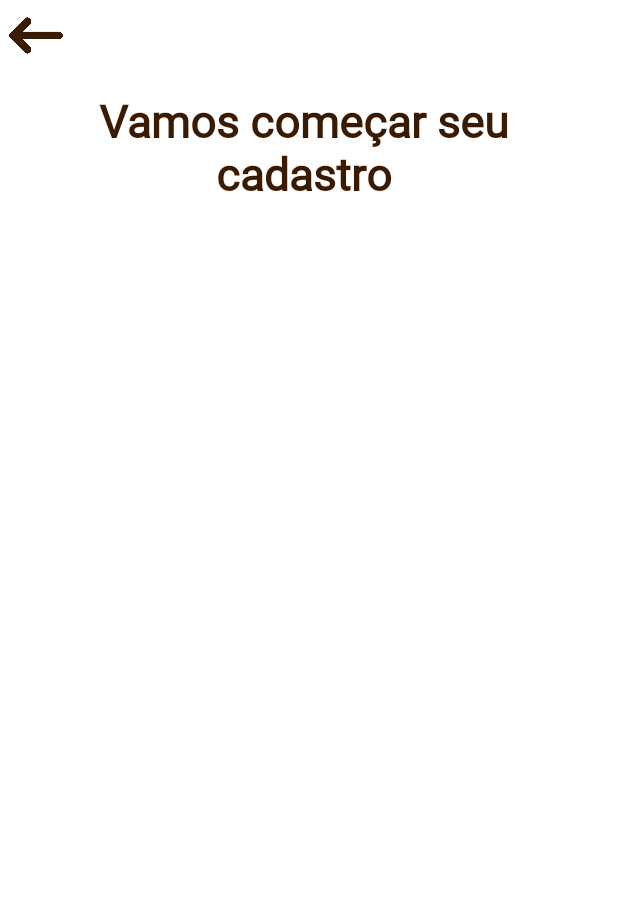
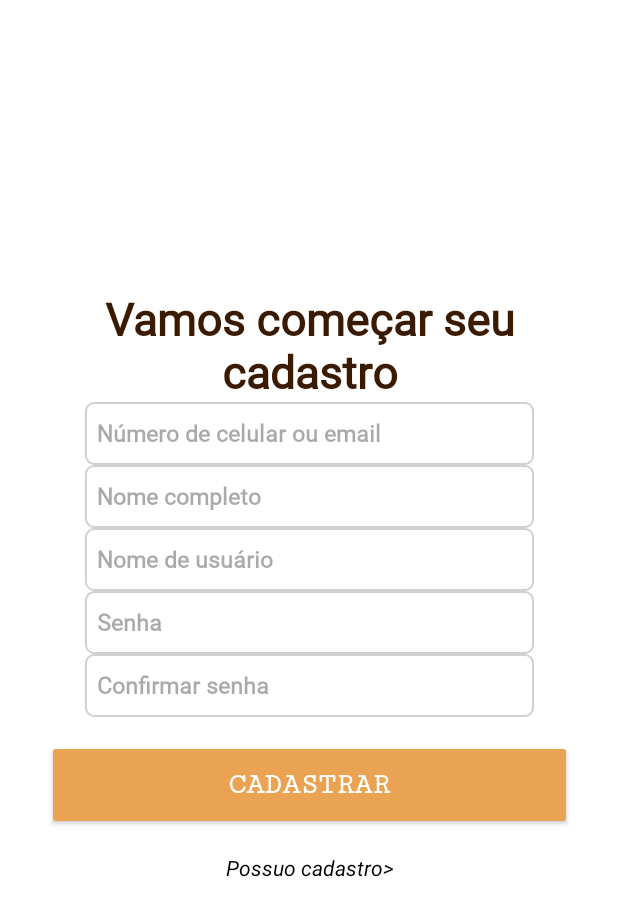
Before and after one commit to Arturleone/PetMaps, an Android app: the Cadastro screen opened directly, with no data from a screen before it, on a phone screen of 412 x 824 dp. Shown: the top 916 px of the screen. Run offline under Robolectric (Android 15) with nearby library versions, the phone set to English and light mode, and no system bars.

Commit message:
correção

```diff
--- a/app/src/main/java/com/example/petmaps/Cadastro.kt
+++ b/app/src/main/java/com/example/petmaps/Cadastro.kt
@@ -5,6 +5,7 @@ import android.content.Intent
 import android.os.Bundle
 import android.widget.Button
 import android.widget.ImageView
+import android.widget.TextView
 import androidx.activity.enableEdgeToEdge
 import androidx.appcompat.app.AppCompatActivity
 import androidx.core.view.ViewCompat
@@ -16,8 +17,9 @@ class Cadastro : AppCompatActivity() {
         enableEdgeToEdge()
         setContentView(R.layout.activity_cadastro)
 
-        val botao = findViewById<ImageView>(R.id.voltar)
-        botao.setOnClickListener {
+        val possuocadastro = findViewById<TextView>(R.id.possuocadastro)
+
+        possuocadastro.setOnClickListener {
             val intent = Intent(this, Login::class.java)
             startActivity(intent)
             finish()
--- /dev/null
+++ b/app/src/main/java/com/example/petmaps/usuario.kt
@@ -0,0 +1,9 @@
+package com.example.petmaps
+
+data class Usuario(
+    val nome: String,
+    val email: String,
+    val cpf: Int,
+    val telefone: String,
+    val endereco: String
+)
--- a/app/src/main/res/layout/activity_cadastro.xml
+++ b/app/src/main/res/layout/activity_cadastro.xml
@@ -12,6 +12,7 @@
     <ScrollView
         android:layout_width="match_parent"
         android:layout_height="match_parent">
+
     <androidx.constraintlayout.widget.ConstraintLayout
         android:id="@+id/relativeLayout"
         android:layout_width="match_parent"
@@ -22,23 +23,22 @@
         app:layout_constraintTop_toTopOf="parent">
 
 
-        <ImageView
-            android:id="@+id/voltar"
-            android:layout_width="40dp"
-            android:layout_height="39dp"
-
-            android:layout_marginStart="4dp"
-            android:layout_marginTop="4dp"
+        <LinearLayout
+            android:layout_width="350dp"
+            android:layout_height="700dp"
+            android:gravity="center"
+            android:orientation="vertical"
+            app:layout_constraintBottom_toBottomOf="parent"
+            app:layout_constraintEnd_toEndOf="parent"
+            app:layout_constraintHorizontal_bias="0.5"
             app:layout_constraintStart_toStartOf="parent"
             app:layout_constraintTop_toTopOf="parent"
-            app:srcCompat="@drawable/voltar" />
+            android:layout_marginTop="40dp">
 
             <TextView
                 android:id="@+id/textView6"
                 android:layout_width="300dp"
                 android:layout_height="wrap_content"
-            android:layout_marginStart="52dp"
-            android:layout_marginTop="60dp"
                 android:fontFamily="@font/firasans"
                 android:text="Vamos começar seu cadastro"
                 android:textAlignment="center"
@@ -48,6 +48,91 @@
                 app:layout_constraintStart_toStartOf="parent"
                 app:layout_constraintTop_toTopOf="parent" />
 
+            <EditText
+                android:layout_width="299dp"
+                android:layout_height="42dp"
+                android:background="@drawable/edittext_border"
+                android:fontFamily="@font/firasans"
+                android:hint="Número de celular ou email"
+                android:padding="8dp"
+                android:textColor="#3A1A01"
+                android:textSize="15sp"
+                android:textStyle="bold"
+                />
+
+            <EditText
+                android:layout_width="299dp"
+                android:layout_height="42dp"
+                android:background="@drawable/edittext_border"
+                android:fontFamily="@font/firasans"
+                android:hint="Nome completo"
+                android:padding="8dp"
+                android:textColor="#3A1A01"
+                android:textSize="15sp"
+                android:textStyle="bold"
+                />
+            <EditText
+                android:layout_width="299dp"
+                android:layout_height="42dp"
+                android:background="@drawable/edittext_border"
+                android:fontFamily="@font/firasans"
+                android:hint="Nome de usuário"
+                android:padding="8dp"
+                android:textColor="#3A1A01"
+                android:textSize="15sp"
+                android:textStyle="bold"
+                />
+            <EditText
+                android:layout_width="299dp"
+                android:layout_height="42dp"
+                android:background="@drawable/edittext_border"
+                android:fontFamily="@font/firasans"
+                android:hint="Senha"
+                android:padding="8dp"
+                android:textColor="#3A1A01"
+                android:textSize="15sp"
+                android:textStyle="bold"
+                />
+            <EditText
+                android:layout_width="299dp"
+                android:layout_height="42dp"
+                android:background="@drawable/edittext_border"
+                android:fontFamily="@font/firasans"
+                android:hint="Confirmar senha"
+                android:padding="8dp"
+                android:textColor="#3A1A01"
+                android:textSize="15sp"
+                android:textStyle="bold"
+                />
+
+            <androidx.appcompat.widget.AppCompatButton
+                android:id="@+id/loginpet"
+                android:layout_width="match_parent"
+                android:layout_height="60dp"
+                android:layout_marginTop="15dp"
+                android:backgroundTint="#EAA353"
+                android:fontFamily="serif-monospace"
+                android:text="Cadastrar"
+                android:textColor="@color/Branco"
+                android:textSize="20sp"
+                android:textStyle="bold" />
+
+            <TextView
+
+                android:layout_marginTop="15dp"
+                android:id="@+id/possuocadastro"
+                android:layout_width="wrap_content"
+                android:layout_height="wrap_content"
+                android:fontFamily="sans-serif"
+                android:gravity="center"
+                android:text="Possuo cadastro>"
+                android:textColor="@color/Preto"
+                android:textStyle="italic"
+                />
+
+
+        </LinearLayout>
+
 
     </androidx.constraintlayout.widget.ConstraintLayout>
 
--- a/app/src/main/res/layout/activity_login.xml
+++ b/app/src/main/res/layout/activity_login.xml
@@ -67,8 +67,8 @@
                             android:layout_marginTop="10dp"
                             android:background="@drawable/edittext_border"
                             android:drawableRight="@drawable/baseline_remove_red_eye_24"
+                            android:inputType="textPassword"
                             android:fontFamily="@font/firasans"
-                            android:inputType="textPassword"
                             android:hint="Senha"
                             android:padding="8dp"
                             android:textColor="#3A1A01"
```
Lines whose indentation alone changed are shown as unchanged.
